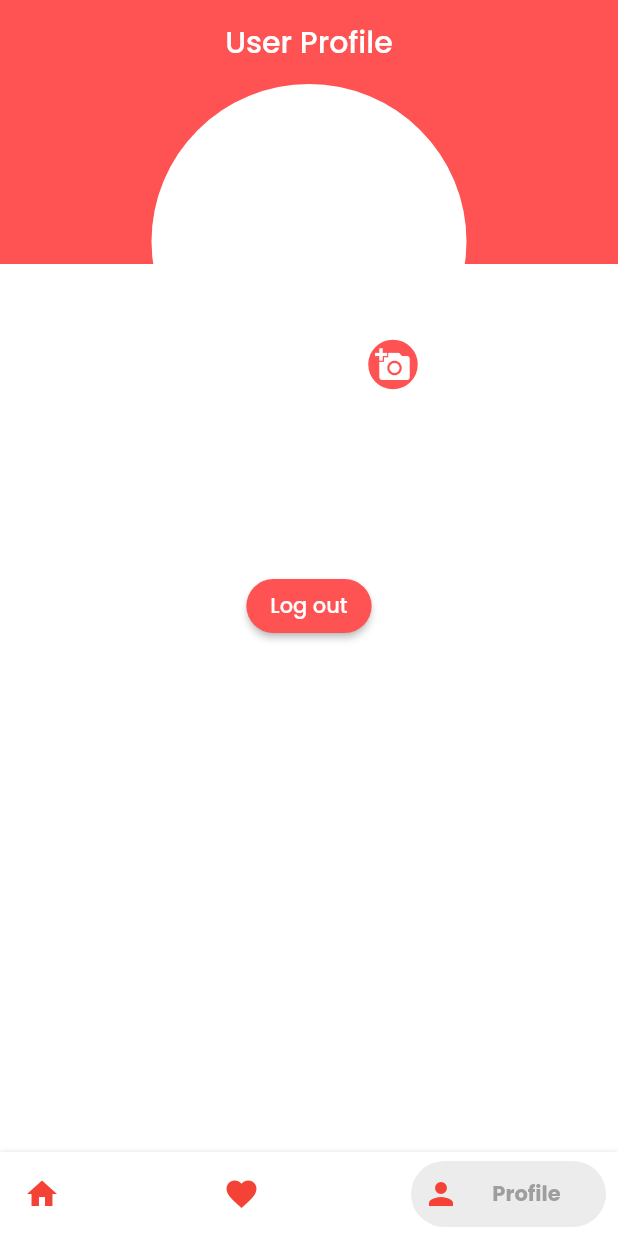
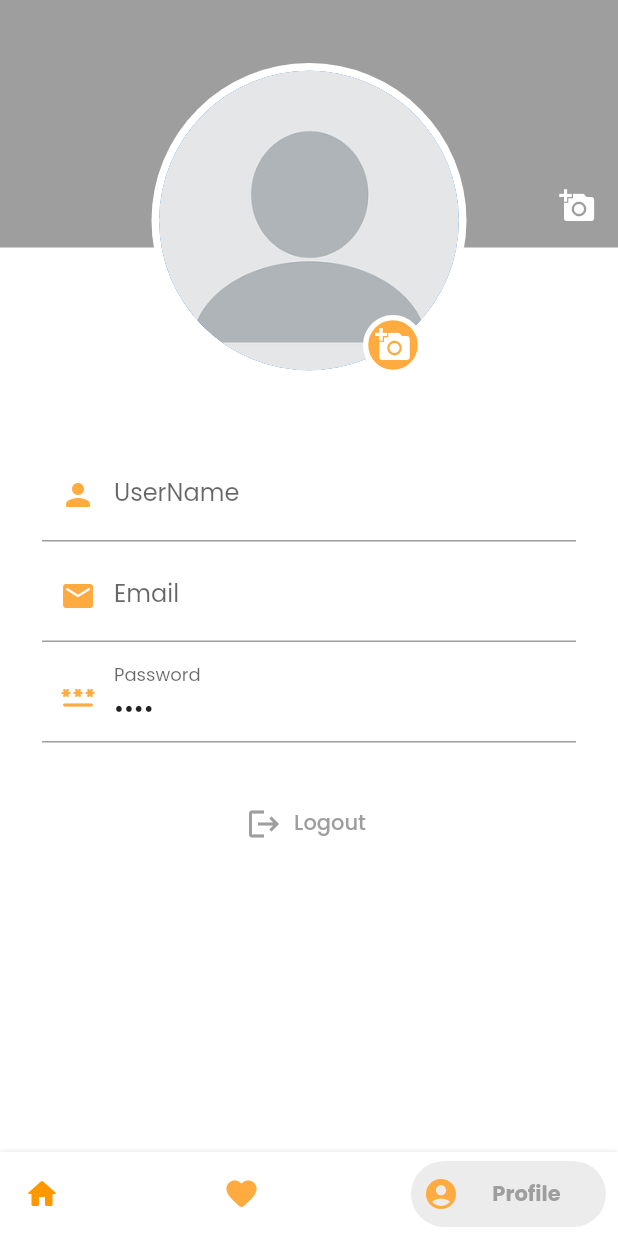
Before and after one commit to Rofiq126/flutter_mini-project-rofiqul-umma, a Flutter app: the BottomNavBar screen opened directly, item 3 of the bottom bar chosen, after a tap on the "add a photo" icon, on a phone screen of 412 x 824 dp. Run offline on Flutter 3.47's test engine with Material 2 defaults, Android fonts, the light colour scheme and no system bars; drawn by our look-alikes of bottom_navy_bar; our stand-ins replace email_validator, file_picker, shared_preferences; accounts and stored records are empty.

Commit message:
adding state management provider

```diff
--- a/my_recipe/lib/main.dart
+++ b/my_recipe/lib/main.dart
@@ -5,7 +5,7 @@ import 'package:provider/provider.dart';
 
 void main() {
   runApp(MultiProvider(providers: [
-    ChangeNotifierProvider(create: (_) => DataLogin()),
+    ChangeNotifierProvider(create: (_) => AuthViewModel()),
   ],child: const MyApp()));
 }
 
--- a/my_recipe/lib/screen/auth/auth_view_model.dart
+++ b/my_recipe/lib/screen/auth/auth_view_model.dart
@@ -6,12 +6,18 @@ import 'package:my_recipe/screen/auth/model/auth_model.dart';
 import 'package:my_recipe/screen/my_recipe/bottom_navBar.dart';
 import 'package:shared_preferences/shared_preferences.dart';
 
-class DataLogin extends ChangeNotifier {
-  void addUser(UserLogin userLogin) async {
+class AuthViewModel extends ChangeNotifier {
+  String userName = '';
+  String email = '';
+  String password = '';
+  String profilePicture = '';
+  String bannerPicture = '';
+
+  void addUser(UserData userLogin) async {
     SharedPreferences prefs = await SharedPreferences.getInstance();
-    prefs.setString('userName', userLogin.userName);
-    prefs.setString('email', userLogin.email);
-    prefs.setString('password', userLogin.password);
+    prefs.setString('userName', userLogin.userName!);
+    prefs.setString('email', userLogin.email!);
+    prefs.setString('password', userLogin.password!);
     notifyListeners();
   }
 
@@ -21,6 +27,7 @@ class DataLogin extends ChangeNotifier {
     prefs.remove('email');
     prefs.remove('password');
     prefs.remove('profilePict');
+    prefs.remove('banerPict');
     notifyListeners();
   }
 
@@ -41,17 +48,41 @@ class DataLogin extends ChangeNotifier {
     notifyListeners();
   }
 
-  void pickImage() async {
+  Future<void> pickImageProfile() async {
     SharedPreferences prefs = await SharedPreferences.getInstance();
-    String? _nameFile;
+    String? _profilePict;
     FilePickerResult? result = await FilePicker.platform.pickFiles();
     if (result != null) {
       final file = result.files.first;
-      _nameFile = file.path;
-      prefs.setString('profilePict', _nameFile ?? '');
+      _profilePict = file.path;
+      prefs.setString('profilePict', _profilePict ?? '');
     } else {
       return;
     }
     notifyListeners();
   }
+
+  Future<void> pickImageBaner() async {
+    SharedPreferences prefs = await SharedPreferences.getInstance();
+    String? _banerPict;
+    FilePickerResult? result = await FilePicker.platform.pickFiles();
+    if (result != null) {
+      final file = result.files.first;
+      _banerPict = file.path;
+      prefs.setString('banerPict', _banerPict ?? '');
+    } else {
+      return;
+    }
+    notifyListeners();
+  }
+
+  getDataUser() async {
+    var prefs = await SharedPreferences.getInstance();
+    userName = prefs.getString('userName').toString();
+    email = prefs.getString('email').toString();
+    password = prefs.getString('password').toString();
+    profilePicture = prefs.getString('profilePict') ?? '';
+    bannerPicture = prefs.getString('banerPict') ?? '';
+    notifyListeners();
+  }
 }
--- a/my_recipe/lib/screen/auth/login_screen.dart
+++ b/my_recipe/lib/screen/auth/login_screen.dart
@@ -141,6 +141,9 @@ class _LoginScreenState extends State<LoginScreen> {
   Widget textFormFieldPassword() {
     return TextFormField(
       controller: passwordController,
+      obscureText: true,
+      enableSuggestions: false,
+      autocorrect: false,
       decoration: const InputDecoration(
         prefixIcon: Icon(Icons.password_rounded),
         labelText: 'Password',
@@ -162,12 +165,13 @@ class _LoginScreenState extends State<LoginScreen> {
             onPressed: () async {
               if (!formKey.currentState!.validate()) return;
               formKey.currentState!.save();
-              final loginProvider = Provider.of<DataLogin>(context, listen: false);
-              loginProvider.addUser(UserLogin(
-                  userName: usernameController.text,
-                  email: emailController.text,
-                  password: passwordController.text,
-                  ));
+              final loginProvider =
+                  Provider.of<AuthViewModel>(context, listen: false);
+              loginProvider.addUser(UserData(
+                userName: usernameController.text,
+                email: emailController.text,
+                password: passwordController.text,
+              ));
               Navigator.pushAndRemoveUntil(
                   context,
                   MaterialPageRoute(builder: (context) => const BottomNavBar()),
@@ -177,6 +181,6 @@ class _LoginScreenState extends State<LoginScreen> {
                 shape: MaterialStateProperty.all(RoundedRectangleBorder(
                     borderRadius: BorderRadius.circular(20))),
                 backgroundColor: MaterialStateProperty.all(Colors.red)),
-            child: const Text('Login')));
+            child: const Text('Log in')));
   }
 }
--- a/my_recipe/lib/screen/auth/model/auth_model.dart
+++ b/my_recipe/lib/screen/auth/model/auth_model.dart
@@ -1,12 +1,12 @@
-class UserLogin {
-  String userName = '';
-  String email = '';
-  String password = '';
-  String? profilePicture = '';
-  UserLogin({
-    required this.userName,
-    required this.email,
-    required this.password,
+class UserData {
+  String? userName;
+  String? email;
+  String? password;
+  String? profilePicture;
+  UserData({
+    this.userName,
+    this.email,
+    this.password,
     this.profilePicture,
   });
 
@@ -20,7 +20,7 @@ class UserLogin {
     return map;
   }
 
-  UserLogin.fromMap(Map<String, dynamic> map) {
+  UserData.fromMap(Map<String, dynamic> map) {
     userName = map['userName'];
     email = map['email'];
     password = map['password'];
--- a/my_recipe/lib/screen/auth/splash_creen.dart
+++ b/my_recipe/lib/screen/auth/splash_creen.dart
@@ -1,7 +1,5 @@
-import 'dart:async';
 import 'package:flutter/material.dart';
 import 'package:my_recipe/screen/auth/auth_view_model.dart';
-import 'package:my_recipe/screen/auth/login_screen.dart';
 import 'package:provider/provider.dart';
 import 'package:shared_preferences/shared_preferences.dart';
 
@@ -21,7 +19,7 @@ class _SplashScreenState extends State<SplashScreen> {
   void initState() {
     super.initState();
      WidgetsBinding.instance!.addPostFrameCallback((timeStamp) async {
-      var dataLogin = Provider.of<DataLogin>(context, listen: false);
+      var dataLogin = Provider.of<AuthViewModel>(context, listen: false);
       await dataLogin.checkLogin(context);
     });
   }
@@ -31,7 +29,7 @@ class _SplashScreenState extends State<SplashScreen> {
   @override
   Widget build(BuildContext context) {
     return Scaffold(
-      backgroundColor: Colors.redAccent,
+      backgroundColor: Colors.orangeAccent,
       body: Center(
         child: SizedBox(
             width: 200,
--- a/my_recipe/lib/screen/my_recipe/bottom_navBar.dart
+++ b/my_recipe/lib/screen/my_recipe/bottom_navBar.dart
@@ -38,24 +38,24 @@ class _BottomNavBarState extends State<BottomNavBar> {
               textAlign: TextAlign.center,
               activeColor: Colors.grey,
               icon: const Icon(
-                Icons.home,
-                color: Colors.red,
+                Icons.home_rounded,
+                color: Colors.orange,
               ),
               title: const Text('Home')),
           BottomNavyBarItem(
               textAlign: TextAlign.center,
               activeColor: Colors.grey,
               icon: const Icon(
-                Icons.favorite,
-                color: Colors.red,
+                Icons.favorite_rounded,
+                color: Colors.orangeAccent,
               ),
               title: const Text('Favorites')),
           BottomNavyBarItem(
               textAlign: TextAlign.center,
               activeColor: Colors.grey,
               icon: const Icon(
-                Icons.person,
-                color: Colors.red,
+                Icons.account_circle,
+                color: Colors.orangeAccent,
               ),
               title: const Text('Profile')),
         ]);
--- a/my_recipe/lib/screen/my_recipe/home_creen.dart
+++ b/my_recipe/lib/screen/my_recipe/home_creen.dart
@@ -1,4 +1,8 @@
+import 'dart:io';
+
 import 'package:flutter/material.dart';
+import 'package:my_recipe/screen/auth/auth_view_model.dart';
+import 'package:provider/provider.dart';
 import 'package:shared_preferences/shared_preferences.dart';
 
 class HomeScreen extends StatefulWidget {
@@ -11,18 +15,31 @@ class HomeScreen extends StatefulWidget {
 class _HomeScreenState extends State<HomeScreen> {
   late SharedPreferences loginData;
   String userName = '';
-
+  String pictureProfile = '';
+  AuthViewModel? loginProvider;
 
   @override
   void initState() {
-    initial();
+    initData();
+    getDataUser();
     super.initState();
   }
 
-  void initial() async {
+  Future<void> initData() async {
+    WidgetsBinding.instance!.addPostFrameCallback(
+      (timeStamp) async {
+        loginProvider = Provider.of<AuthViewModel>(context, listen: false);
+        await loginProvider!.getDataUser();
+        getDataUser();
+      },
+    );
+  }
+
+  void getDataUser() async {
     loginData = await SharedPreferences.getInstance();
     setState(() {
-      userName = loginData.getString('userName').toString();
+      userName = loginProvider!.userName;
+      pictureProfile = loginProvider!.profilePicture;
     });
   }
 
@@ -34,35 +51,59 @@ class _HomeScreenState extends State<HomeScreen> {
         child: Padding(
             padding: const EdgeInsets.symmetric(horizontal: 16),
             child: Column(
-            crossAxisAlignment: CrossAxisAlignment.start,
               children: [
                 const SizedBox(
                   height: 25,
                 ),
-              textHello(),
-              const SizedBox(
-                height: 5,
-              ),
-              greetings(),
+                cardGreetings()
               ],
-          ),
-        ),
+            )),
       ),
     );
   }
 
-  Widget textHello() {
-    return Text(
+  Widget cardGreetings() {
+    return Card(
+        color: Colors.white,
+        elevation: 0,
+        child: Row(
+          mainAxisAlignment: MainAxisAlignment.spaceBetween,
+          children: [
+            Column(
+              crossAxisAlignment: CrossAxisAlignment.start,
+              children: [
+                Text(
                   'Hi, $userName,',
                   style: const TextStyle(
-          color: Colors.black, fontSize: 20, fontWeight: FontWeight.w600),
-    );
-  }
-
-  Widget greetings() {
-    return const Text(
+                      color: Colors.black,
+                      fontSize: 20,
+                      fontWeight: FontWeight.w600),
+                ),
+                const SizedBox(
+                  height: 5,
+                ),
+                const Text(
                   'Welcome to My Recipe',
                   style: TextStyle(color: Colors.black),
-    );
+                )
+              ],
+            ),
+            ClipOval(
+                child: pictureProfile.isNotEmpty
+                    ? Image.file(
+                        File(pictureProfile),
+                        fit: BoxFit.cover,
+                        width: 40,
+                        height: 40,
+                      )
+                    : const SizedBox(
+                        width: 40,
+                        height: 40,
+                        child: CircleAvatar(
+                            backgroundImage:
+                                AssetImage('assets/empty_profile.webp')),
+                      ))
+          ],
+        ));
   }
 }
--- a/my_recipe/lib/screen/my_recipe/profile_screen.dart
+++ b/my_recipe/lib/screen/my_recipe/profile_screen.dart
@@ -13,105 +13,125 @@ class ProfileScreen extends StatefulWidget {
 }
 
 class _ProfileScreenState extends State<ProfileScreen> {
-  String userName = '';
-  String email = '';
   late SharedPreferences prefs;
-  String picture = '';
-
+  String pictureProfile = '';
+  String banerProfile = '';
+  TextEditingController userNameController = TextEditingController();
+  TextEditingController emailController = TextEditingController();
+  TextEditingController passwordController = TextEditingController();
+  AuthViewModel? loginProvider;
   @override
   void initState() {
     super.initState();
+    initData();
+  }
+
+  Future<void> initData() async {
+    WidgetsBinding.instance!.addPostFrameCallback(
+      (timeStamp) async {
+        loginProvider = Provider.of<AuthViewModel>(context, listen: false);
+        await loginProvider!.getDataUser();
         getDataUser();
+      },
+    );
   }
 
   getDataUser() async {
     prefs = await SharedPreferences.getInstance();
     setState(() {
-      userName = prefs.getString('userName').toString();
-      email = prefs.getString('email').toString();
-      picture = prefs.getString('profilePict') ?? '';
+      userNameController.text = loginProvider!.userName;
+      emailController.text = loginProvider!.email;
+      passwordController.text = loginProvider!.password;
+      pictureProfile = loginProvider!.profilePicture;
+      banerProfile = loginProvider!.bannerPicture;
     });
   }
 
   @override
+  void dispose() {
+    userNameController.dispose();
+    emailController.dispose();
+    passwordController.dispose();
+    super.dispose();
+  }
+
+  @override
   Widget build(BuildContext context) {
-    final loginProvider = Provider.of<DataLogin>(context, listen: false);
     return Scaffold(
       backgroundColor: Colors.white,
-      appBar: AppBar(
-        backgroundColor: Colors.redAccent,
-        automaticallyImplyLeading: false,
-        elevation: 0,
-        title: const Text(
-          'User Profile',
-          style: TextStyle(color: Colors.white),
-        ),
-        centerTitle: true,
-      ),
-      body: Column(
+      body: SafeArea(
+        child: Column(
           children: [
+            if (loginProvider != null)
               //Profile picture
-          profilePict(loginProvider),
-          const SizedBox(
-            height: 25,
-          ),
-          //Text Display Username
-          textName(loginProvider),
+              profilePict(loginProvider!),
             const SizedBox(
               height: 5,
             ),
-          //Text Display Email
-          textEmail(loginProvider),
+            textFormFieldUserName(),
+            const SizedBox(height: 5),
+            textFormFieldEmail(),
+            const SizedBox(height: 5),
+            textFormFieldPassword(),
             const SizedBox(
-            height: 20,
+              height: 30,
             ),
-          buttonLogout(loginProvider)
+            if (loginProvider != null) buttonLogout(loginProvider!),
           ],
+        ),
       ),
     );
   }
 
-  Widget profilePict(DataLogin loginProvider) {
+  Widget profilePict(AuthViewModel loginProvider) {
     return Stack(
       alignment: Alignment.topCenter,
       children: [
         Positioned(
-            child: Container(
-          color: Colors.redAccent,
+            child: ClipRect(
+                child: banerProfile.isNotEmpty
+                    ? Image.file(
+                        File(banerProfile),
+                        fit: BoxFit.cover,
                         width: double.infinity,
-          height: 120,
-        )),
-        Positioned(
-          child: Center(
+                        height: 165,
+                      )
+                    : Container(
+                        color: Colors.grey,
+                        width: double.infinity,
+                        height: 165,
+                      ))),
+        Center(
+          heightFactor: 1.4,
           child: SizedBox(
             height: 210,
             width: 210,
             child: CircleAvatar(
               backgroundColor: Colors.white,
               child: ClipOval(
-                  child: picture.isNotEmpty
+                  child: pictureProfile.isNotEmpty
                       ? Image.file(
-                          File(picture),
+                          File(pictureProfile),
                           fit: BoxFit.cover,
                           width: 200,
                           height: 200,
                         )
-                      : const Icon(
-                          Icons.person,
-                          size: 70,
-                          color: Colors.white,
-                        ),
-                ),
-              ),
+                      : const SizedBox(
+                          width: 200,
+                          height: 200,
+                          child: CircleAvatar(
+                              backgroundImage:
+                                  AssetImage('assets/empty_profile.webp')),
+                        )),
             ),
           ),
         ),
         Positioned(
-            top: 167,
+            top: 210,
             right: 130,
             child: InkWell(
               onTap: () {
-                loginProvider.pickImage();
+                loginProvider.pickImageProfile().then((_) => getDataUser());
               },
               child: Container(
                 width: 40,
@@ -119,42 +139,100 @@ class _ProfileScreenState extends State<ProfileScreen> {
                 decoration: BoxDecoration(
                     border: Border.all(color: Colors.white, width: 3.5),
                     shape: BoxShape.circle,
-                    color: Colors.redAccent),
-                child: const Icon(
+                    color: Colors.orangeAccent),
+                child: pictureProfile.isNotEmpty
+                    ? const Icon(Icons.edit_rounded, color: Colors.white)
+                    : const Icon(
                         Icons.add_a_photo,
                         color: Colors.white,
                       ),
               ),
-            ))
+            )),
+        Positioned(
+            top: 117,
+            right: 7,
+            child: InkWell(
+              onTap: () {
+                loginProvider.pickImageBaner().then((_) => getDataUser());
+              },
+              child: Container(
+                width: 40,
+                height: 40,
+                decoration: const BoxDecoration(
+                    shape: BoxShape.circle, color: Colors.transparent),
+                child: banerProfile.isNotEmpty
+                    ? const Icon(Icons.edit_rounded, color: Colors.white)
+                    : const Icon(
+                        Icons.add_a_photo,
+                        color: Colors.white,
+                      ),
+              ),
+            )),
       ],
     );
   }
 
-  Widget textName(DataLogin loginProvider) {
-    return Text(
-      userName,
-      style: const TextStyle(color: Colors.black, fontSize: 25),
+  Widget textFormFieldUserName() {
+    return Padding(
+      padding: const EdgeInsets.symmetric(horizontal: 28),
+      child: TextFormField(
+        controller: userNameController,
+        readOnly: true,
+        decoration: const InputDecoration(
+            prefixIcon: Icon(Icons.person_rounded, color: Colors.orangeAccent),
+            labelText: 'UserName'),
+      ),
     );
   }
 
-  Widget textEmail(DataLogin loginProvider) {
-    return Text(
-      email,
-      style: const TextStyle(color: Colors.grey, fontSize: 18),
+  Widget textFormFieldEmail() {
+    return Padding(
+      padding: const EdgeInsets.symmetric(horizontal: 28),
+      child: TextFormField(
+        controller: emailController,
+        readOnly: true,
+        decoration: const InputDecoration(
+            prefixIcon: Icon(Icons.email_rounded, color: Colors.orangeAccent),
+            labelText: 'Email'),
+      ),
     );
   }
 
-  Widget buttonLogout(DataLogin loginProvider) {
-    return ElevatedButton(
+  Widget textFormFieldPassword() {
+    return Padding(
+      padding: const EdgeInsets.symmetric(horizontal: 28),
+      child: TextFormField(
+        obscureText: true,
+        controller: passwordController,
+        readOnly: true,
+        decoration: const InputDecoration(
+            prefixIcon:
+                Icon(Icons.password_rounded, color: Colors.orangeAccent),
+            labelText: 'Password'),
+      ),
+    );
+  }
+
+  Widget buttonLogout(AuthViewModel loginProvider) {
+    return ElevatedButton.icon(
       onPressed: () {
         loginProvider.deleteUser();
         Navigator.pushReplacement(context,
             MaterialPageRoute(builder: (context) => const LoginScreen()));
       },
       style: ButtonStyle(
-            backgroundColor: MaterialStateProperty.all(Colors.redAccent),
-            shape: MaterialStateProperty.all(RoundedRectangleBorder(
-                borderRadius: BorderRadius.circular(20)))),
-        child: const Text('Log out'));
+          elevation: MaterialStateProperty.all(0),
+          backgroundColor: MaterialStateProperty.all(Colors.white),
+          shape: MaterialStateProperty.all(
+              RoundedRectangleBorder(borderRadius: BorderRadius.circular(20)))),
+      label: const Text(
+        'Logout',
+        style: TextStyle(color: Colors.grey),
+      ),
+      icon: const Icon(
+        Icons.logout,
+        color: Colors.grey,
+      ),
+    );
   }
 }
--- a/my_recipe/pubspec.yaml
+++ b/my_recipe/pubspec.yaml
@@ -34,14 +34,11 @@ dependencies:
   # The following adds the Cupertino Icons font to your application.
   # Use with the CupertinoIcons class for iOS style icons.
   cupertino_icons: ^1.0.2
-  flutter_native_splash: ^2.1.6
-  google_fonts: ^2.3.2
   bottom_navy_bar: ^6.0.0
   shared_preferences: ^2.0.13
   email_validator: ^2.0.1
   provider: ^6.0.2
   dio: ^4.0.6
-  image_picker: ^0.8.5
   file_picker: ^4.5.1
 
 
```
Also changed, not shown: my_recipe/assets/empty_profile.webp (added), my_recipe/pubspec.lock. Lines whose indentation alone changed are shown as unchanged.
